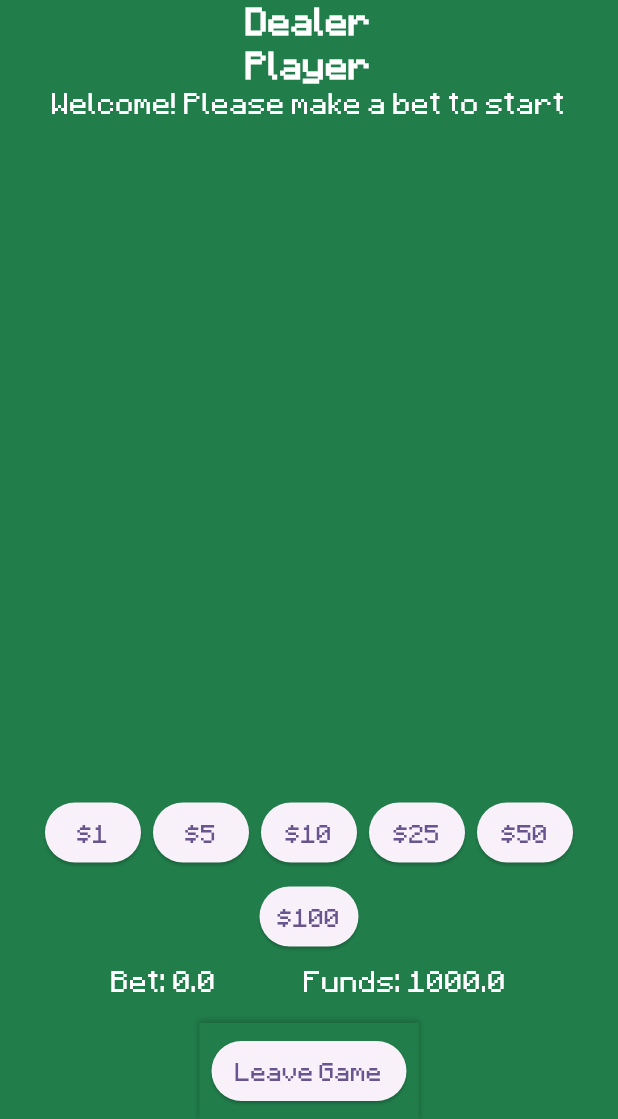
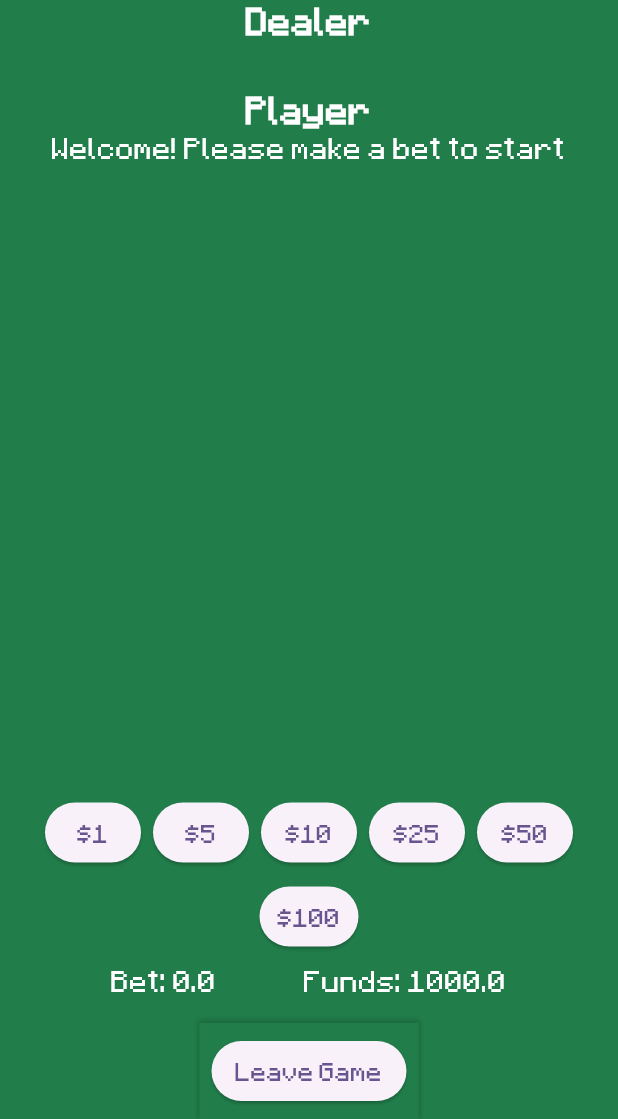
Before and after one commit to hdaren2/JackBlack, a Flutter app: the GamePage screen opened directly, on a phone screen of 412 x 824 dp, the part 117-1236 px from its top. Run offline on Flutter 3.47's test engine with Material 3 defaults, Android fonts, the phone set to English and light mode, and no system bars; missing offline and left inert: flutter_webrtc.

Commit message:
added more game logic and hopefully fixed overflow issues

```diff
--- a/jackblack/lib/game.dart
+++ b/jackblack/lib/game.dart
@@ -20,6 +20,7 @@ class _GamePageState extends State<GamePage> {
   bool hasBet = false;
   bool isGameEnding = false;
   bool isTransitioning = false;
+  bool showDealerCard = false;
 
   String _gameMessage = "Welcome to Jack Black Blackjack!";
 
@@ -31,7 +32,18 @@ class _GamePageState extends State<GamePage> {
         curHandIndex++;
       } else {
         isPlayerTurn = false;
+        _dealerPlay();
       }
+    });
+  }
+
+  void _dealerPlay() {
+    setState(() {
+      showDealerCard = true;
+      while (dealer.sum < 17) {
+        dealer.add(shoe.deal());
+      }
+      _checkBust();
     });
   }
 
@@ -51,6 +63,7 @@ class _GamePageState extends State<GamePage> {
       hasBet = false;
       isGameEnding = false;
       isTransitioning = false;
+      showDealerCard = false;
       _gameMessage = "Welcome! Please make a bet to start";
     });
   }
@@ -139,7 +152,9 @@ class _GamePageState extends State<GamePage> {
         // Add delay before next game
         isTransitioning = true;
         Future.delayed(const Duration(seconds: 2), () {
-          _startNewGame();
+          setState(() {
+            _startNewGame();
+          });
         });
       }
     });
@@ -158,21 +173,30 @@ class _GamePageState extends State<GamePage> {
     setState(() {
       int playerScore = curHand.sum;
       int dealerScore = dealer.sum;
-      if (dealerScore > 21 || playerScore > dealerScore) {
-          _gameMessage = "You win! $playerScore vs $dealerScore";
-          player.funds+=2*curHand.bet;
-        }
-        else if (playerScore < dealerScore) {
-          _gameMessage = "Dealer wins! $dealerScore vs $playerScore";
-        }
-        else {
-          _gameMessage = "It's a tie! $playerScore vs $playerScore";
-          player.funds+=curHand.bet;
-        }
+
+      if (playerScore > 21 && dealerScore > 21) {
+        _gameMessage = "You both bust! $playerScore vs $dealerScore";
+      } else if (playerScore > 21) {
+        _gameMessage = "You busted with $playerScore! Dealer wins.";
+      } else if (dealerScore > 21) {
+        _gameMessage = "Dealer busted with $dealerScore! You win!";
+        player.funds += 2 * curHand.bet;
+      } else if (playerScore > dealerScore) {
+        _gameMessage = "You win! $playerScore vs $dealerScore";
+        player.funds += 2 * curHand.bet;
+      } else if (playerScore < dealerScore) {
+        _gameMessage = "Dealer wins! $dealerScore vs $playerScore";
+      } else {
+        _gameMessage = "It's a tie! $playerScore vs $playerScore";
+        player.funds += curHand.bet;
+      }
+
       // Add delay before next game
       isTransitioning = true;
       Future.delayed(const Duration(seconds: 2), () {
-        _startNewGame();
+        setState(() {
+          _startNewGame();
+        });
       });
     });
   }
@@ -185,33 +209,17 @@ class _GamePageState extends State<GamePage> {
       if (playerScore > 21) {
         _gameMessage = "You busted with $playerScore! Dealer wins.";
         nextHand();
-        // Add delay before next game
-        isTransitioning = true;
-        Future.delayed(const Duration(seconds: 2), () {
-          _startNewGame();
-        });
       }
     });
   }
 
   void _stand() {
-    setState(() {
-      while (dealer.sum < 17) {
-        dealer.add(shoe.deal());
-      }
-      _checkBust();
-      nextHand();
-    });
+    nextHand();
   }
 
   void _surrender(){
     // Discard bet and hand
     nextHand();
-    // Add delay before next game
-    isTransitioning = true;
-    Future.delayed(const Duration(seconds: 2), () {
-      _startNewGame();
-    });
   }
 
   void _doubleDown(){
@@ -276,8 +284,33 @@ class _GamePageState extends State<GamePage> {
                         ),
                         Wrap(
                           spacing: 8,
-                          children: (curHand.bet>0) ? dealer.hand.map((card) => PlayingCardWidget(card: card)).toList() : [],
+                          children: (curHand.bet>0) ? [
+                            if (dealer.hand.isNotEmpty) SizedBox(
+                              width: dealer.hand.length >= 4 ? 85 : 120,
+                              child: PlayingCardWidget(card: dealer.hand[0]),
+                            ),
+                            if (dealer.hand.length > 1) SizedBox(
+                              width: dealer.hand.length >= 4 ? 85 : 120,
+                              child: showDealerCard
+                                ? PlayingCardWidget(card: dealer.hand[1])
+                                : SizedBox(
+                                    width: dealer.hand.length >= 4 ? 85 : 120,
+                                    height: 182,
+                                    child: Image.asset(
+                                      'assets/cards/CARDBACK.png',
+                                      fit: BoxFit.cover,
+                                    ),
+                                  ),
+                            ),
+                            ...dealer.hand.skip(2).map((card) =>
+                              SizedBox(
+                                width: dealer.hand.length >= 4 ? 85 : 120,
+                                child: PlayingCardWidget(card: card),
+                              )
+                            ).toList(),
+                          ] : [],
                         ),
+                        SizedBox(height: 30),
                         Text(
                           "Player",
                           style: TextStyle(
@@ -289,7 +322,12 @@ class _GamePageState extends State<GamePage> {
                         ),
                         Wrap(
                           spacing: 8,
-                          children: (curHand.bet>0) ? curHand.hand.map((card) => PlayingCardWidget(card: card)).toList() : [],
+                          children: (curHand.bet>0) ? curHand.hand.map((card) =>
+                            SizedBox(
+                              width: curHand.hand.length >= 4 ? 85 : 120,
+                              child: PlayingCardWidget(card: card),
+                            )
+                          ).toList() : [],
                         ),
                         Text(
                           _gameMessage,
@@ -300,7 +338,7 @@ class _GamePageState extends State<GamePage> {
                           ),
                           textAlign: TextAlign.center,
                         ),
-                        if (isTransitioning) Padding(
+                        if (isTransitioning && !isGameEnding) Padding(
                           padding: const EdgeInsets.only(top: 8.0),
                           child: Text(
                             "Loading next game...",
```
